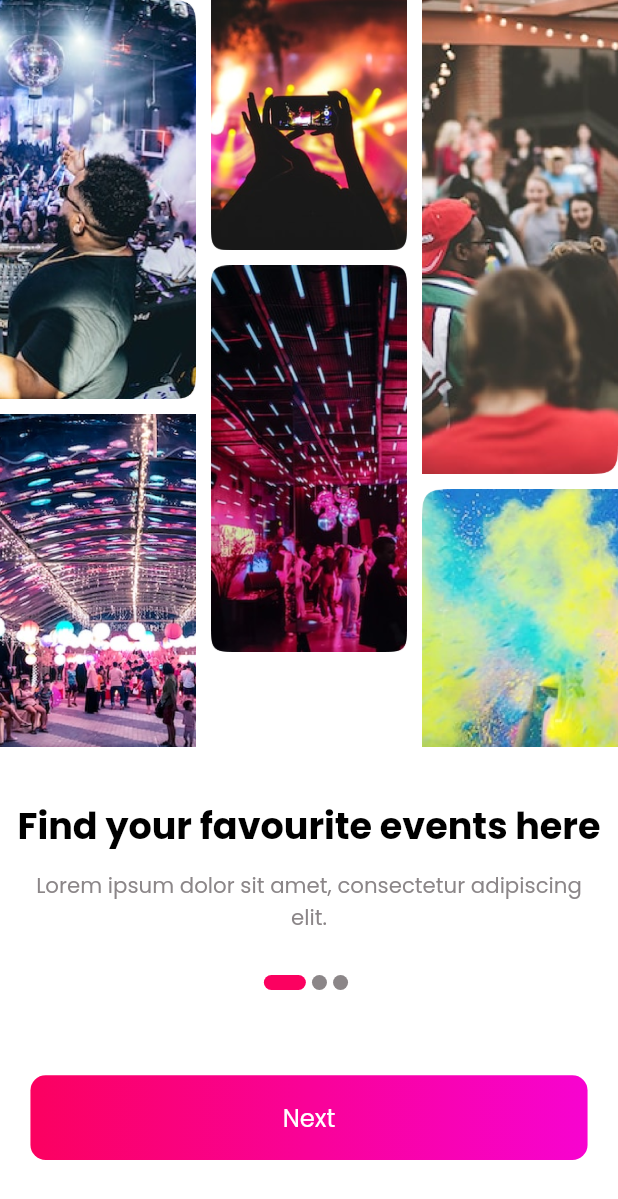
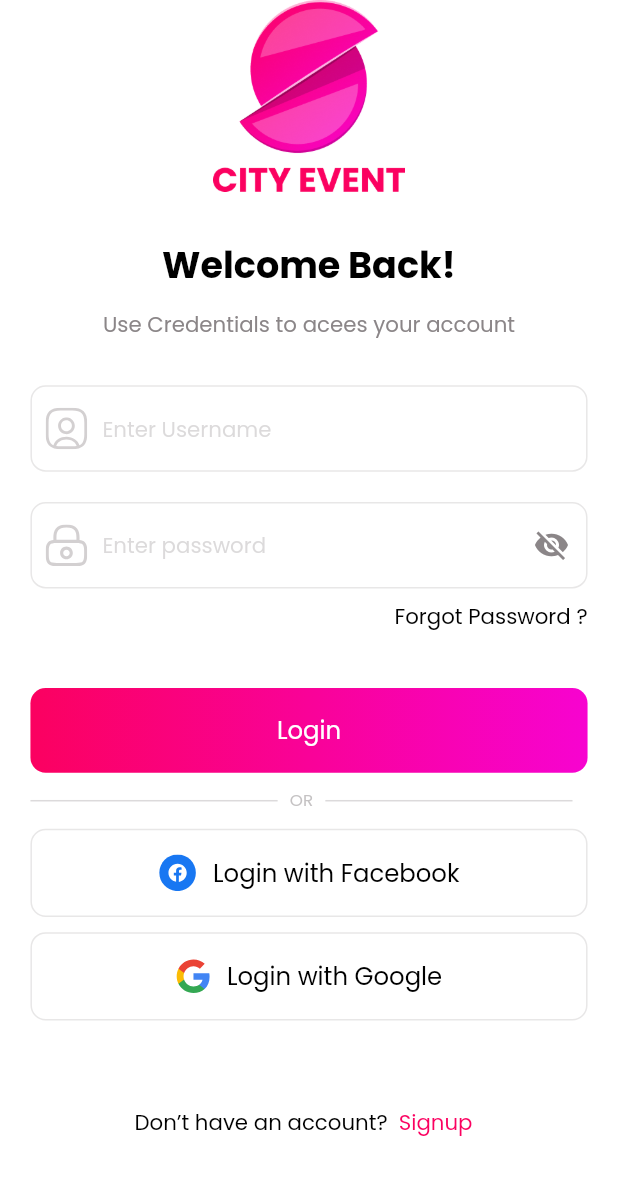
Before and after one commit to Sejimu/club-crafter, a Flutter app: the screen it shows after launch, on a phone screen of 412 x 824 dp. Shown: the top 1199 px of the screen. Run offline on Flutter 3.47's test engine with Material 3 defaults, Android fonts, the phone set to English and light mode, and no system bars; our stand-ins replace auto_route, firebase_core, flutter_screenutil, flutter_svg, google_fonts; accounts and stored records are empty.

Commit message:
added login page

```diff
--- a/lib/l10n/intl_en.arb
+++ b/lib/l10n/intl_en.arb
@@ -4,5 +4,15 @@
   "next": "Next",
   "findYourNearbyEventHere": "Find your nearby event here",
   "updateYourUpcomingEventHere": "Update your upcoming event here",
-  "continue": "Continue"
+  "welcomeBack": "Welcome Back!",
+  "useCredentialsToAceesYourAccount": "Use Credentials to acees your account",
+  "enterUsername": "Enter Username",
+  "enterPassword": "Enter password",
+  "forgotPassword": "Forgot Password ?",
+  "login": "Login",
+  "or": "OR",
+  "loginWithFacebook": "Login with Facebook",
+  "loginWithGoogle": "Login with Google",
+  "dontHaveAnAccount": "Don’t have an account?",
+  "signup": "Signup"
 }
--- a/lib/l10n/intl_ru.arb
+++ b/lib/l10n/intl_ru.arb
@@ -4,5 +4,15 @@
   "next": "Next",
   "findYourNearbyEventHere": "Find your nearby event here",
   "updateYourUpcomingEventHere": "Update your upcoming event here",
-  "continue": "Continue"
+  "welcomeBack": "Welcome Back!",
+  "useCredentialsToAceesYourAccount": "Use Credentials to acees your account",
+  "enterUsername": "Enter Username",
+  "enterPassword": "Enter password",
+  "forgotPassword": "Forgot Password ?",
+  "login": "Login",
+  "or": "OR",
+  "loginWithFacebook": "Login with Facebook",
+  "loginWithGoogle": "Login with Google",
+  "dontHaveAnAccount": "Don’t have an account?",
+  "signup": "Signup"
 }
--- a/lib/src/config/routes/app_routes.dart
+++ b/lib/src/config/routes/app_routes.dart
@@ -7,7 +7,10 @@ class AppRouter extends $AppRouter {
   List<AutoRoute> get routes => [
         CustomRoute(
             page: OnboardingRoute.page,
+            transitionsBuilder: TransitionsBuilders.noTransition),
+        CustomRoute(
             initial: true,
-            transitionsBuilder: TransitionsBuilders.noTransition)
+            page: SignInRoute.page,
+            transitionsBuilder: TransitionsBuilders.slideLeft),
       ];
 }
--- /dev/null
+++ b/lib/src/features/auth/pages/sign_in_page.dart
@@ -0,0 +1,152 @@
+import 'package:auto_route/auto_route.dart';
+import 'package:clubcrafter/generated/l10n.dart';
+import 'package:clubcrafter/src/features/auth/widgets/custom_text_form_field.dart';
+import 'package:clubcrafter/src/features/auth/widgets/transparent_elevated_btn.dart';
+import 'package:clubcrafter/src/features/widgets/custom_elevated_btn.dart';
+import 'package:clubcrafter/src/features/widgets/custom_text_button.dart';
+import 'package:clubcrafter/src/utils/extensions/extensions.dart';
+import 'package:clubcrafter/src/utils/resources/resources.dart';
+import 'package:clubcrafter/src/utils/theme/app_colors.dart';
+import 'package:flutter/material.dart';
+import 'package:flutter_screenutil/flutter_screenutil.dart';
+import 'package:google_fonts/google_fonts.dart';
+
+@RoutePage()
+class SignInPage extends StatefulWidget {
+  const SignInPage({super.key});
+
+  @override
+  State<SignInPage> createState() => _SignInPageState();
+}
+
+class _SignInPageState extends State<SignInPage> {
+  final _nodeOne = FocusNode();
+  final _username = TextEditingController();
+  final _nodeTwo = FocusNode();
+  final _password = TextEditingController();
+
+  @override
+  void dispose() {
+    super.dispose();
+    _username.dispose();
+    _password.dispose();
+    _nodeOne.dispose();
+    _nodeTwo.dispose();
+  }
+
+  @override
+  Widget build(BuildContext context) {
+    return Scaffold(
+      body: SafeArea(
+          child: Center(
+        child: Padding(
+          padding: REdgeInsets.symmetric(horizontal: 20),
+          child: Column(
+            children: [
+              Padding(
+                padding: REdgeInsets.symmetric(horizontal: 120),
+                child: Image.asset(Images.logo),
+              ),
+              30.verticalSpace,
+              Text(
+                S.of(context).welcomeBack,
+                style: context.textTheme.titleLarge!
+                    .copyWith(color: AppColors.black),
+              ),
+              10.verticalSpace,
+              Text(
+                S.of(context).useCredentialsToAceesYourAccount,
+                style: context.textTheme.bodySmall!
+                    .copyWith(color: AppColors.grey),
+              ),
+              30.verticalSpace,
+              CTextFormField(
+                focusNode: _nodeOne,
+                hintText: S.of(context).enterUsername,
+                controller: _username,
+                textInputAction: TextInputAction.next,
+                textInputType: TextInputType.name,
+                prefixIcon: Images.icon,
+                isVisible: false,
+              ),
+              20.verticalSpace,
+              CTextFormField(
+                focusNode: _nodeTwo,
+                hintText: S.of(context).enterPassword,
+                controller: _password,
+                textInputAction: TextInputAction.done,
+                textInputType: TextInputType.text,
+                prefixIcon: Images.lock,
+                isVisible: true,
+              ),
+              Align(
+                alignment: Alignment.centerRight,
+                child: CTextBtn(
+                  onPressed: () {},
+                  text: S.of(context).forgotPassword,
+                  textColor: AppColors.black,
+                ),
+              ),
+              30.verticalSpace,
+              CElevatedButton(onPressed: () {}, text: S.of(context).login),
+              10.verticalSpace,
+              Row(
+                children: [
+                  Container(
+                    width: 150.w,
+                    height: 1,
+                    decoration:
+                        BoxDecoration(color: AppColors.grey.withOpacity(0.3)),
+                  ),
+                  Padding(
+                    padding: REdgeInsets.symmetric(horizontal: 8),
+                    child: Text(
+                      S.of(context).or,
+                      style: GoogleFonts.poppins(
+                          fontSize: 11.sp,
+                          fontWeight: FontWeight.w400,
+                          color: AppColors.grey.withOpacity(0.5)),
+                    ),
+                  ),
+                  Container(
+                    width: 150.w,
+                    height: 1,
+                    decoration:
+                        BoxDecoration(color: AppColors.grey.withOpacity(0.3)),
+                  ),
+                ],
+              ),
+              10.verticalSpace,
+              TransparentElevatedBtn(
+                onPressed: () {},
+                icon: Images.facebook,
+                text: S.of(context).loginWithFacebook,
+              ),
+              10.verticalSpace,
+              TransparentElevatedBtn(
+                onPressed: () {},
+                icon: Images.group49,
+                text: S.of(context).loginWithGoogle,
+              ),
+              49.verticalSpace,
+              Row(
+                mainAxisAlignment: MainAxisAlignment.center,
+                children: [
+                  Text(
+                    S.of(context).dontHaveAnAccount,
+                    style: context.textTheme.bodySmall!
+                        .copyWith(color: AppColors.black),
+                  ),
+                  CTextBtn(
+                      onPressed: () {},
+                      text: S.of(context).signup,
+                      textColor: AppColors.hotPink)
+                ],
+              )
+            ],
+          ),
+        ),
+      )),
+    );
+  }
+}
--- /dev/null
+++ b/lib/src/features/auth/widgets/custom_text_form_field.dart
@@ -0,0 +1,76 @@
+
+import 'package:clubcrafter/src/utils/extensions/extensions.dart';
+import 'package:clubcrafter/src/utils/theme/app_colors.dart';
+import 'package:flutter/material.dart';
+import 'package:flutter_screenutil/flutter_screenutil.dart';
+import 'package:flutter_svg/svg.dart';
+
+class CTextFormField extends StatefulWidget {
+  final String hintText;
+  final FocusNode focusNode;
+  final TextEditingController controller;
+  final TextInputType textInputType;
+  final TextInputAction textInputAction;
+  final String prefixIcon;
+  final bool isVisible;
+
+  const CTextFormField(
+      {super.key,
+      required this.hintText,
+      required this.focusNode,
+      required this.controller,
+      required this.textInputType,
+      required this.textInputAction,
+      required this.prefixIcon,
+      required this.isVisible});
+
+  @override
+  State<CTextFormField> createState() => _CTextFormFieldState();
+}
+
+class _CTextFormFieldState extends State<CTextFormField> {
+  bool obscureText = false;
+  @override
+  Widget build(BuildContext context) {
+    return TextFormField(
+      style: context.textTheme.bodySmall,
+      cursorColor: AppColors.black,
+      cursorHeight: 15,
+      obscureText: obscureText,
+      textInputAction: widget.textInputAction,
+      focusNode: widget.focusNode,
+      controller: widget.controller,
+      keyboardType: widget.textInputType,
+      maxLines: 1,
+      decoration: InputDecoration(
+          contentPadding: REdgeInsets.symmetric(vertical: 18, horizontal: 30),
+          hintText: widget.hintText,
+          prefixIcon: Padding(
+            padding: REdgeInsets.all(10.0),
+            child: SvgPicture.asset(widget.prefixIcon),
+          ),
+          suffixIcon: widget.isVisible
+              ? IconButton(
+                  onPressed: () {
+                    setState(() {
+                      obscureText = !obscureText;
+                    });
+                  },
+                  icon: Icon(
+                    obscureText ? Icons.visibility : Icons.visibility_off,
+                    color: AppColors.grey,
+                  ))
+              : const SizedBox(),
+          hintStyle: context.textTheme.bodySmall!
+              .copyWith(color: AppColors.grey.withOpacity(0.3)),
+          enabledBorder: outlineBorder(),
+          focusedBorder: outlineBorder()),
+    );
+  }
+
+  OutlineInputBorder outlineBorder() {
+    return OutlineInputBorder(
+        borderRadius: BorderRadius.circular(10).r,
+        borderSide: BorderSide(color: AppColors.grey.withOpacity(0.2)));
+  }
+}
--- /dev/null
+++ b/lib/src/features/auth/widgets/transparent_elevated_btn.dart
@@ -0,0 +1,49 @@
+import 'package:clubcrafter/src/utils/extensions/extensions.dart';
+import 'package:clubcrafter/src/utils/theme/app_colors.dart';
+import 'package:flutter/material.dart';
+import 'package:flutter_screenutil/flutter_screenutil.dart';
+import 'package:flutter_svg/svg.dart';
+
+class TransparentElevatedBtn extends StatelessWidget {
+  final VoidCallback onPressed;
+  final String icon;
+  final String text;
+  const TransparentElevatedBtn(
+      {super.key,
+      required this.onPressed,
+      required this.icon,
+      required this.text});
+
+  @override
+  Widget build(BuildContext context) {
+    return Container(
+      width: double.infinity,
+      decoration: BoxDecoration(
+          borderRadius: BorderRadius.circular(10).r,
+          border: Border.all(color: AppColors.grey.withOpacity(0.2))),
+      child: ElevatedButton(
+          onPressed: onPressed,
+          style: ElevatedButton.styleFrom(
+              backgroundColor: Colors.transparent,
+              elevation: 0,
+              padding: REdgeInsets.symmetric(horizontal: 65, vertical: 16)),
+          child: Row(
+            mainAxisSize: MainAxisSize.max,
+            mainAxisAlignment: MainAxisAlignment.center,
+            children: [
+              SvgPicture.asset(
+                icon,
+                height: 24.h,
+              ),
+              10.horizontalSpace,
+              Text(
+                text,
+                style: context.textTheme.bodyMedium!
+                    .copyWith(color: AppColors.black),
+                textAlign: TextAlign.center,
+              )
+            ],
+          )),
+    );
+  }
+}
--- a/lib/src/features/onboarding/pages/onboarding_page.dart
+++ b/lib/src/features/onboarding/onboarding_page.dart
@@ -1,5 +1,6 @@
 // ignore_for_file: public_member_api_docs, sort_constructors_first
 import 'package:auto_route/auto_route.dart';
+import 'package:clubcrafter/src/config/routes/app_routes.gr.dart';
 import 'package:clubcrafter/src/utils/theme/app_colors.dart';
 import 'package:flutter/material.dart';
 import 'package:flutter_screenutil/flutter_screenutil.dart';
@@ -107,7 +108,9 @@ class _OnboardingPageState extends State<OnboardingPage> {
             padding: REdgeInsets.symmetric(horizontal: 20),
             child: CElevatedButton(
               onPressed: () {
-                if (_currentIndex == content.length) {}
+                if (_currentIndex == content.length - 1) {
+                  _goToSignIn();
+                }
                 _controller.nextPage(
                     duration: const Duration(milliseconds: 400),
                     curve: Curves.easeIn);
@@ -122,6 +125,8 @@ class _OnboardingPageState extends State<OnboardingPage> {
       ),
     );
   }
+
+  void _goToSignIn() => context.router.replace(const SignInRoute());
 }
 
 List<String> imagesOne = [
--- /dev/null
+++ b/lib/src/features/widgets/custom_text_button.dart
@@ -0,0 +1,26 @@
+import 'package:clubcrafter/src/utils/extensions/extensions.dart';
+import 'package:flutter/material.dart';
+
+class CTextBtn extends StatelessWidget {
+  final VoidCallback onPressed;
+  final Color textColor;
+  final String text;
+  const CTextBtn(
+      {super.key,
+      required this.onPressed,
+      required this.text,
+      required this.textColor});
+
+  @override
+  Widget build(BuildContext context) {
+    return TextButton(
+        onPressed: onPressed,
+        style: TextButton.styleFrom(
+            padding: EdgeInsets.zero,
+            tapTargetSize: MaterialTapTargetSize.shrinkWrap),
+        child: Text(
+          text,
+          style: context.textTheme.bodySmall!.copyWith(color: textColor),
+        ));
+  }
+}
--- a/lib/src/utils/resources/images.dart
+++ b/lib/src/utils/resources/images.dart
@@ -3,6 +3,12 @@ part of 'resources.dart';
 class Images {
   Images._();
 
+  static const String group49 = 'assets/imgs/Group 49.svg';
+  static const String bg = 'assets/imgs/bg.svg';
+  static const String facebook = 'assets/imgs/facebook.svg';
+  static const String icon = 'assets/imgs/icon.svg';
+  static const String lock = 'assets/imgs/lock.svg';
+  static const String logo = 'assets/imgs/logo.png';
   static const String rc = 'assets/imgs/rc.png';
   static const String rec = 'assets/imgs/rec.png';
   static const String rectangle = 'assets/imgs/rectangle.png';
@@ -16,4 +22,6 @@ class Images {
   static const String secondThree = 'assets/imgs/secondThree.png';
   static const String secondTwo = 'assets/imgs/secondTwo.png';
   static const String splash = 'assets/imgs/splash.png';
+  static const String union = 'assets/imgs/union.svg';
+  static const String vis = 'assets/imgs/vis.svg';
 }
--- a/pubspec.yaml
+++ b/pubspec.yaml
@@ -51,6 +51,7 @@ dependencies:
   auto_route: ^8.1.3
 
   build_runner: ^2.4.11
+  flutter_svg: ^2.0.10+1
 
 
 dev_dependencies:
--- a/spider.yaml
+++ b/spider.yaml
@@ -32,4 +32,4 @@ package: src/utils/resources
 groups:
   - path: assets/imgs
     class_name: Images
-    types: [ .png, .jpg, .jpeg, .webp, .webm, .bmp ]
+    types: [ .png, .jpg, .jpeg, .webp, .webm, .bmp, svg ]
```
Also changed, not shown: assets/imgs/Group 49.svg (added), assets/imgs/bg.svg (added), assets/imgs/facebook.svg (added), assets/imgs/icon.svg (added), assets/imgs/lock.svg (added), assets/imgs/logo.png (added), assets/imgs/union.svg (added), assets/imgs/vis.svg (added), lib/generated/intl/messages_en.dart, lib/generated/intl/messages_ru.dart, lib/generated/l10n.dart, lib/src/config/routes/app_routes.gr.dart, pubspec.lock, 1 other file.
